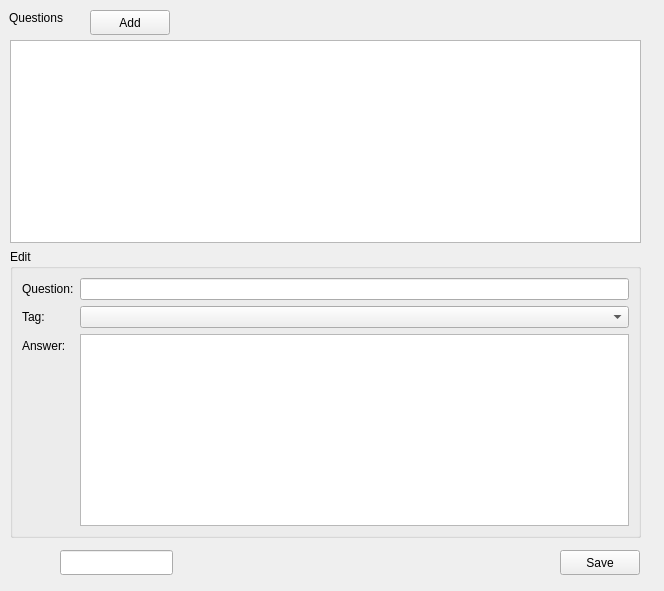
First picture: the form in question_form.ui, repository cogranpm/qttabsample, before the edit.
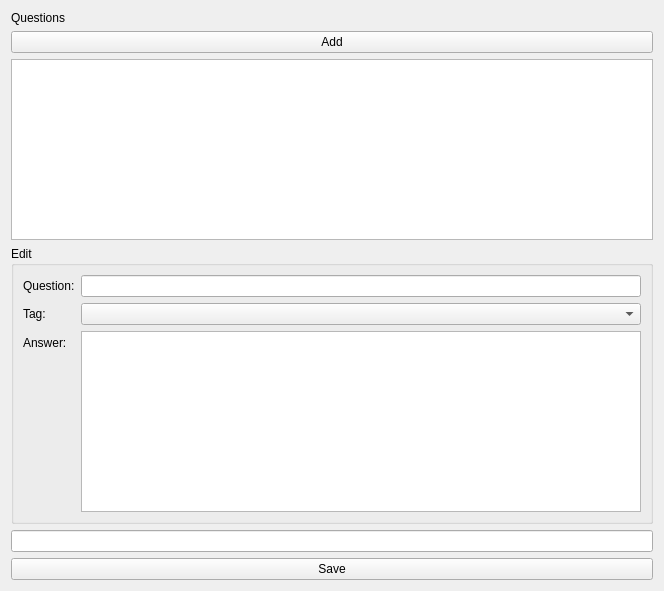
Second picture: the form after the edit.

The edit to the form file:
```diff
--- a/question_form.ui
+++ b/question_form.ui
@@ -13,67 +13,32 @@
   <property name="windowTitle">
    <string>Form</string>
   </property>
-  <widget class="QPushButton" name="btnAdd">
-   <property name="geometry">
-    <rect>
-     <x>90</x>
-     <y>10</y>
-     <width>80</width>
-     <height>25</height>
-    </rect>
-   </property>
-   <property name="text">
-    <string>Add</string>
-   </property>
-  </widget>
+  <layout class="QVBoxLayout" name="verticalLayout_2">
+   <item>
   <widget class="QLabel" name="label_4">
-   <property name="geometry">
-    <rect>
-     <x>9</x>
-     <y>9</y>
-     <width>58</width>
-     <height>17</height>
-    </rect>
-   </property>
    <property name="text">
     <string>Questions</string>
    </property>
   </widget>
-  <widget class="QPushButton" name="btnSave">
-   <property name="geometry">
-    <rect>
-     <x>560</x>
-     <y>550</y>
-     <width>80</width>
-     <height>25</height>
-    </rect>
-   </property>
+   </item>
+   <item>
+    <widget class="QPushButton" name="btnAdd">
    <property name="text">
-    <string>Save</string>
-   </property>
-  </widget>
-  <widget class="QLineEdit" name="txtID">
-   <property name="geometry">
-    <rect>
-     <x>60</x>
-     <y>550</y>
-     <width>113</width>
-     <height>25</height>
-    </rect>
-   </property>
-  </widget>
-  <widget class="QWidget" name="">
-   <property name="geometry">
-    <rect>
-     <x>10</x>
-     <y>40</y>
-     <width>631</width>
-     <height>498</height>
-    </rect>
-   </property>
+      <string>Add</string>
+     </property>
+    </widget>
+   </item>
+   <item>
    <layout class="QVBoxLayout" name="verticalLayout">
     <item>
-     <widget class="QTableView" name="questionView"/>
+      <widget class="QTableView" name="questionView">
+       <property name="alternatingRowColors">
+        <bool>true</bool>
+       </property>
+       <property name="selectionBehavior">
+        <enum>QAbstractItemView::SelectRows</enum>
+       </property>
+      </widget>
     </item>
     <item>
      <widget class="QGroupBox" name="groupBox">
@@ -118,7 +83,18 @@
      </widget>
     </item>
    </layout>
-  </widget>
+   </item>
+   <item>
+    <widget class="QLineEdit" name="txtID"/>
+   </item>
+   <item>
+    <widget class="QPushButton" name="btnSave">
+     <property name="text">
+      <string>Save</string>
+     </property>
+    </widget>
+   </item>
+  </layout>
  </widget>
  <resources/>
  <connections/>
```
Lines whose indentation alone changed are shown as unchanged.
